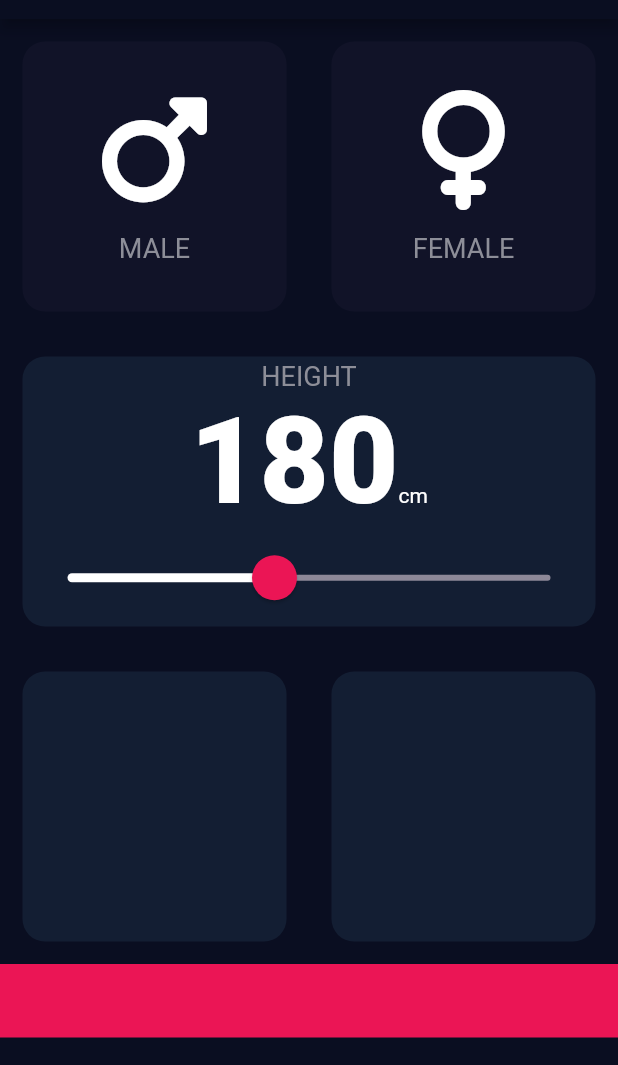
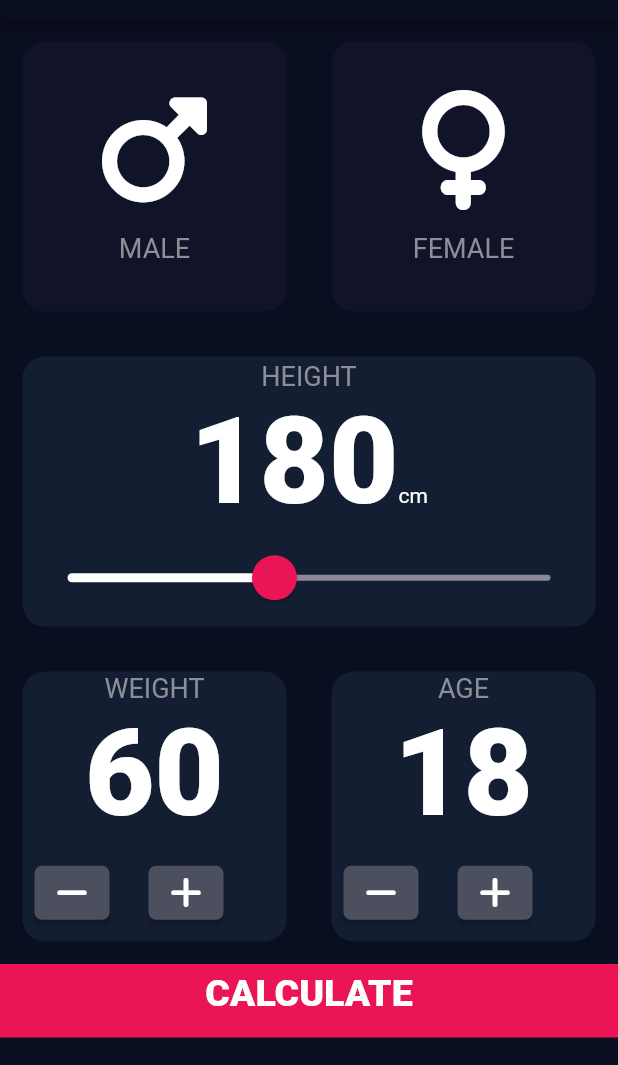
Before and after one commit to Abhi902/BMI-CALCULATOR, a Flutter app: the screen it shows after launch, on a phone screen of 412 x 824 dp, the part 65-1130 px from its top. Run offline on Flutter 3.47's test engine with Material 2 defaults, Android fonts, the phone set to English and light mode, and no system bars; our stand-ins replace font_awesome_flutter.

Commit message:
about to finish

```diff
--- a/lib/main.dart
+++ b/lib/main.dart
@@ -3,6 +3,7 @@ import 'package:font_awesome_flutter/font_awesome_flutter.dart';
 import 'icon.dart';
 import 'package:bmi/reusable.dart';
 import 'conststorage.dart';
+import 'package:bmi/results_page.dart';
 
 const TextStyle currenttextstyle = TextStyle(
   fontSize: 18.0,
@@ -14,7 +15,17 @@ const activecardcolor = Color(0xff131e33);
 const inactivecardcolor = Color(0xFF111328);
 
 void main() {
-  runApp(MyApp());
+  runApp(
+    MaterialApp(
+      debugShowCheckedModeBanner: false,
+      theme: ThemeData.dark().copyWith(
+        primaryColor: Color(0XFF0A0E21),
+        scaffoldBackgroundColor: Color(0XFF0A0E21),
+      ),
+      title: "myapp",
+      home: MyApp(),
+    ),
+  );
 }
 
 enum Gender {
@@ -33,16 +44,12 @@ class _MyAppState extends State<MyApp> {
 
   Gender? seletedgender;
   int height = 180;
+  int weight = 60;
+  int age = 18;
 
   @override
   Widget build(BuildContext context) {
-    return MaterialApp(
-      debugShowCheckedModeBanner: false,
-      theme: ThemeData.dark().copyWith(
-        primaryColor: Color(0XFF0A0E21),
-        scaffoldBackgroundColor: Color(0XFF0A0E21),
-      ),
-      home: Scaffold(
+    return Scaffold(
       appBar: AppBar(
         backgroundColor: Color(0xFF0A0E21),
         title: Center(
@@ -63,8 +70,7 @@ class _MyAppState extends State<MyApp> {
                   colour: seletedgender == Gender.male
                       ? activecardcolor
                       : inactivecardcolor,
-                    cardchild:
-                        reusablecardchilds(FontAwesomeIcons.mars, 'MALE'),
+                  cardchild: reusablecardchilds(FontAwesomeIcons.mars, 'MALE'),
                 ),
               ),
               Expanded(
@@ -138,27 +144,149 @@ class _MyAppState extends State<MyApp> {
           Row(
             children: <Widget>[
               Expanded(
-                  child: reusablewidget(colour: activecardcolor),
+                child: reusablewidget(
+                    cardchild: Column(
+                      mainAxisAlignment: MainAxisAlignment.center,
+                      children: <Widget>[
+                        Text(
+                          'WEIGHT',
+                          style: currenttextstyle,
+                        ),
+                        Text(
+                          weight.toString(),
+                          style: TextStyle(
+                            fontSize: 80,
+                            fontWeight: FontWeight.w900,
+                          ),
+                        ),
+                        Row(
+                          children: <Widget>[
+                            Padding(
+                              padding: const EdgeInsets.all(8.0),
+                              child: Roundbutton(
+                                icon: FontAwesomeIcons.minus,
+                                onpressed: () {
+                                  setState(() {
+                                    weight--;
+                                  });
+                                },
+                              ),
+                            ),
+                            SizedBox(width: 10),
+                            Padding(
+                              padding: const EdgeInsets.all(8.0),
+                              child: Roundbutton(
+                                icon: FontAwesomeIcons.plus,
+                                onpressed: () {
+                                  setState(() {
+                                    weight++;
+                                  });
+                                },
+                              ),
+                            ),
+                          ],
+                        )
+                      ],
+                    ),
+                    colour: activecardcolor),
               ),
               Expanded(
-                  child: reusablewidget(colour: activecardcolor),
+                child: reusablewidget(
+                    cardchild: Column(
+                      mainAxisAlignment: MainAxisAlignment.center,
+                      children: <Widget>[
+                        Text(
+                          'AGE',
+                          style: currenttextstyle,
+                        ),
+                        Text(
+                          age.toString(),
+                          style: TextStyle(
+                            fontSize: 80,
+                            fontWeight: FontWeight.w900,
+                          ),
+                        ),
+                        Row(
+                          children: <Widget>[
+                            Padding(
+                              padding: const EdgeInsets.all(8.0),
+                              child: Roundbutton(
+                                  icon: FontAwesomeIcons.minus,
+                                  onpressed: () {
+                                    setState(() {
+                                      age--;
+                                    });
+                                  }),
+                            ),
+                            SizedBox(width: 10),
+                            Padding(
+                              padding: const EdgeInsets.all(8.0),
+                              child: Roundbutton(
+                                  icon: FontAwesomeIcons.plus,
+                                  onpressed: () {
+                                    setState(() {
+                                      age++;
+                                    });
+                                  }),
+                            ),
+                          ],
+                        ),
+                      ],
+                    ),
+                    colour: activecardcolor),
               ),
             ],
           ),
           Row(
             children: <Widget>[
               Expanded(
+                child: GestureDetector(
+                  onTap: () {
+                    Navigator.push(
+                      context,
+                      MaterialPageRoute(
+                        builder: (context) => results_page(),
+                      ),
+                    );
+                  },
                   child: Container(
+                    child: Center(
+                        child: Text('CALCULATE', style: largebuttontextstyle)),
                     color: Color(0xFFeb1555),
                     width: double.infinity,
                     height: 49,
+                    padding: EdgeInsets.only(bottom: 10),
+                  ),
                 ),
               )
             ],
           )
         ],
       ),
-      ),
     );
   }
 }
+
+class Roundbutton extends StatelessWidget {
+  Roundbutton({required this.icon, required this.onpressed});
+  IconData icon;
+  final VoidCallback onpressed;
+
+  @override
+  Widget build(BuildContext context) {
+    return RawMaterialButton(
+      shape: RoundedRectangleBorder(
+        borderRadius: BorderRadius.circular(5.0),
+      ),
+      constraints: BoxConstraints(minWidth: 50.0, minHeight: 36.0),
+      child: Icon(icon),
+      fillColor: Color(0xff4c4f5e),
+      onPressed: onpressed,
+    );
+  }
+}
+
+const largebuttontextstyle = TextStyle(
+  fontSize: 25,
+  fontWeight: FontWeight.w900,
+);
--- /dev/null
+++ b/lib/results_page.dart
@@ -0,0 +1,15 @@
+import 'package:flutter/material.dart';
+
+class results_page extends StatelessWidget {
+  const results_page({Key? key}) : super(key: key);
+
+  @override
+  Widget build(BuildContext context) {
+    return Scaffold(
+      appBar: AppBar(
+        title: Text('BMI CALCULATOR'),
+      ),
+      body: Text('HELLO'),
+    );
+  }
+}
```
Lines whose indentation alone changed are shown as unchanged.
